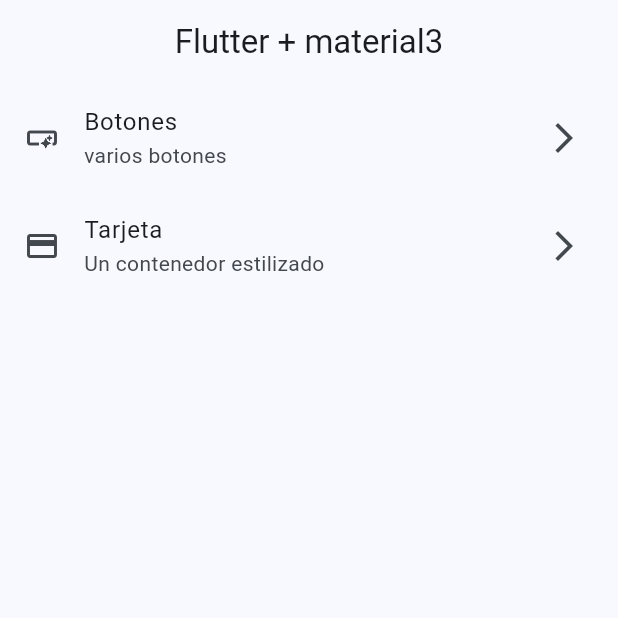
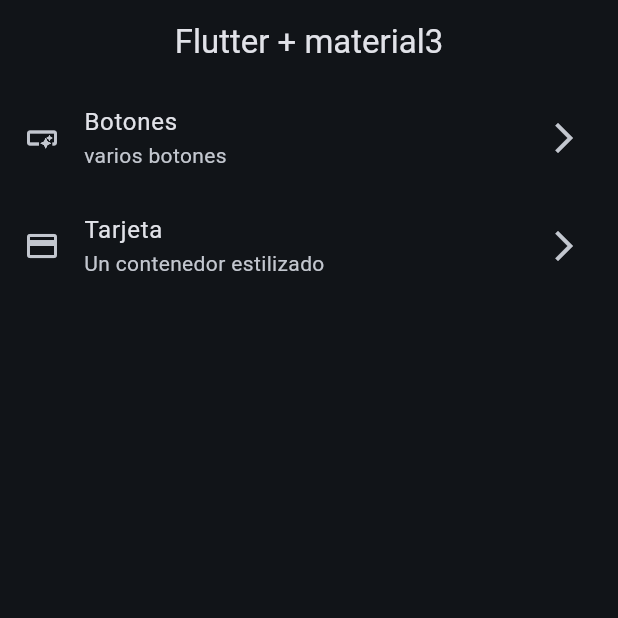
Before and after one commit to samu7861/widget-app, a Flutter app: the screen it shows after launch, on a phone screen of 412 x 824 dp, the top half of it. Run offline on Flutter 3.47's test engine with Material 3 defaults, Android fonts, the phone set to English and light mode, and no system bars; our stand-ins replace go_router.

Commit message:
Update app_theme.dart

```diff
--- a/widget_app/lib/config/theme/app_theme.dart
+++ b/widget_app/lib/config/theme/app_theme.dart
@@ -19,7 +19,11 @@
 
   ThemeData getThemeData() {
     return ThemeData(
-      colorScheme: ColorScheme.fromSeed(seedColor: colorList[selectedColor]),
+      brightness: Brightness.dark, // Add this line
+      colorScheme: ColorScheme.fromSeed(
+        seedColor: colorList[selectedColor],
+        brightness: Brightness.dark, // And this line
+      ),
       useMaterial3: true,
       appBarTheme: const AppBarTheme(
         centerTitle: true,
```
